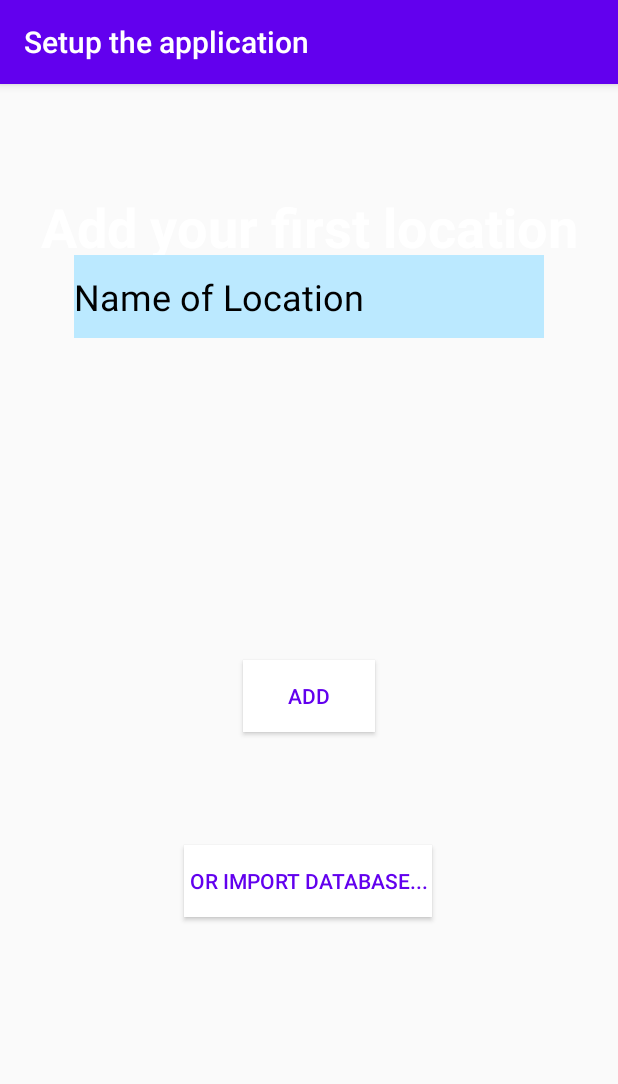
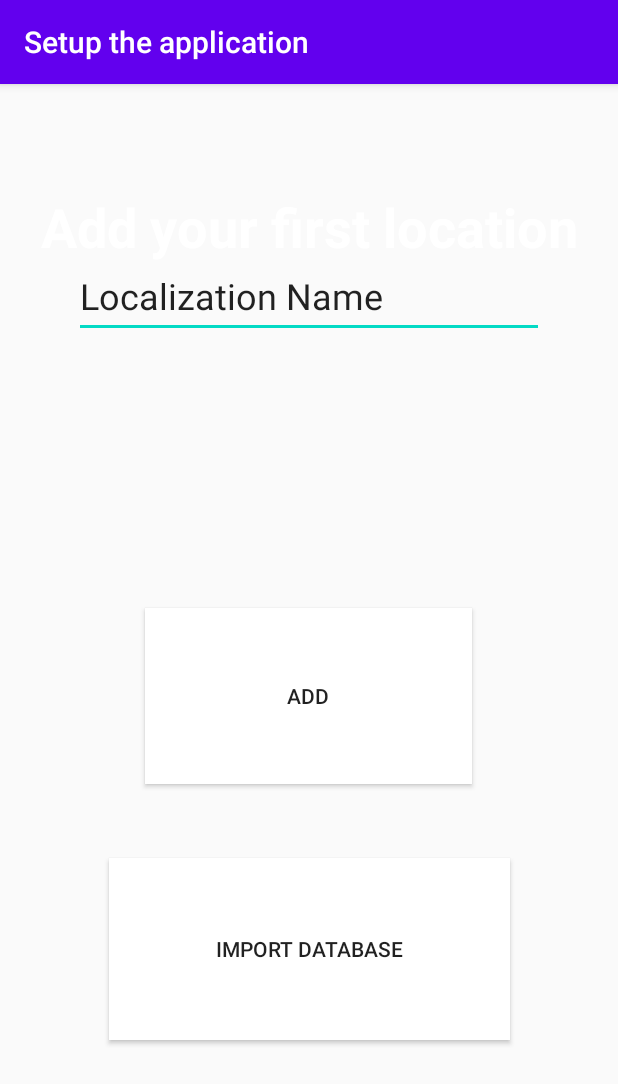
Before and after one commit to drolewski/StorageRoom, an Android app: the screen it shows after launch (AddLocalization), after a tap on "START", on a phone screen of 412 x 824 dp. Shown: the top 1084 px of the screen. Run offline under Robolectric (Android 15) with nearby library versions, the phone set to English and light mode, and no system bars; our stand-ins replace Room's generated code; libraries missing offline, so code that uses them is left out: com.google.zxing.integration.

Commit message:
Add export and import functionality

```diff
--- a/app/src/main/AndroidManifest.xml
+++ b/app/src/main/AndroidManifest.xml
@@ -21,7 +21,6 @@
         android:supportsRtl="true"
         android:theme="@style/AppTheme">
         <activity android:name=".SearchBox"></activity>
-        <activity android:name=".SearchResult" />
         <activity android:name=".Search" />
         <activity android:name=".EditObject" />
         <activity android:name=".AddCategory" />
--- a/app/src/main/java/io/drolewski/storageroom/activities/MainActivity.kt
+++ b/app/src/main/java/io/drolewski/storageroom/activities/MainActivity.kt
@@ -1,8 +1,12 @@
 package io.drolewski.storageroom.activities
 
 import android.content.Intent
+import android.content.pm.PackageManager
 import android.os.Bundle
 import androidx.appcompat.app.AppCompatActivity
+import androidx.core.app.ActivityCompat
+import androidx.core.content.ContextCompat
+import com.google.zxing.integration.android.IntentIntegrator
 import io.drolewski.storageroom.database.AppDatabase
 import kotlinx.android.synthetic.main.activity_main.*
 
@@ -11,6 +15,10 @@ class MainActivity : AppCompatActivity() {
     override fun onCreate(savedInstanceState: Bundle?) {
         super.onCreate(savedInstanceState)
         setContentView(R.layout.activity_main)
+
+        if(!checkPermission()){
+            requestPermission()
+        }
 
         val db = AppDatabase(applicationContext)
         Thread{
@@ -35,4 +43,19 @@ class MainActivity : AppCompatActivity() {
             }
         }.start()
     }
+
+    fun checkPermission(): Boolean{
+        if(ContextCompat.checkSelfPermission(applicationContext, android.Manifest.permission.WRITE_EXTERNAL_STORAGE) == PackageManager.PERMISSION_DENIED ||
+            ContextCompat.checkSelfPermission(applicationContext, android.Manifest.permission.READ_EXTERNAL_STORAGE) == PackageManager.PERMISSION_DENIED){
+            return false
+        }
+        return true
+    }
+
+    fun requestPermission() {
+        ActivityCompat.requestPermissions(this,
+            arrayOf(android.Manifest.permission.WRITE_EXTERNAL_STORAGE, android.Manifest.permission.READ_EXTERNAL_STORAGE),
+            IntentIntegrator.REQUEST_CODE
+        );
+    }
 }
--- a/app/src/main/java/io/drolewski/storageroom/database/AppDatabase.kt
+++ b/app/src/main/java/io/drolewski/storageroom/database/AppDatabase.kt
@@ -7,6 +7,7 @@ import androidx.room.Room
 import androidx.room.RoomDatabase
 import io.drolewski.storageroom.dao.*
 import io.drolewski.storageroom.entity.*
+import java.io.File
 
 @Database(
     entities = [Box::class, Category::class, Localization::class, Object::class,
--- a/app/src/main/res/layout/activity_main.xml
+++ b/app/src/main/res/layout/activity_main.xml
@@ -10,7 +10,7 @@
     <Button
         android:id="@+id/configurationButton"
         style="@style/Widget.AppCompat.Button.Borderless.Colored"
-        android:layout_width="105dp"
+        android:layout_width="200dp"
         android:layout_height="93dp"
         android:layout_marginEnd="24dp"
         android:layout_marginRight="24dp"
@@ -31,7 +31,7 @@
         android:layout_marginEnd="16dp"
         android:layout_marginRight="16dp"
         android:gravity="center"
-        android:text="Welcome! Let's see your storage."
+        android:text="Welcome!\nLet's see your storage."
         android:textColor="@android:color/black"
         android:textSize="30sp"
         android:textStyle="bold"
--- a/app/src/main/res/layout/first_fragment.xml
+++ b/app/src/main/res/layout/first_fragment.xml
@@ -30,8 +30,8 @@
     <Button
         android:id="@+id/button_next"
         style="@style/Widget.AppCompat.Button"
-        android:layout_width="wrap_content"
-        android:layout_height="wrap_content"
+        android:layout_width="218dp"
+        android:layout_height="117dp"
         android:layout_marginStart="16dp"
         android:layout_marginLeft="16dp"
         android:layout_marginTop="34dp"
@@ -40,30 +40,31 @@
         android:layout_marginBottom="155dp"
         android:background="@color/design_default_color_background"
         android:text="Add"
-        android:textColor="@color/colorPrimary"
         app:layout_constraintBottom_toBottomOf="parent"
         app:layout_constraintEnd_toEndOf="parent"
+        app:layout_constraintHorizontal_bias="0.496"
         app:layout_constraintStart_toStartOf="parent"
         app:layout_constraintTop_toBottomOf="@+id/name" />
 
     <Button
         android:id="@+id/button_import"
         style="@style/Widget.AppCompat.Button"
-        android:layout_width="wrap_content"
-        android:layout_height="wrap_content"
+        android:layout_width="267dp"
+        android:layout_height="121dp"
         android:layout_marginStart="124dp"
-        android:layout_marginLeft="124dp"
         android:layout_marginTop="400dp"
         android:layout_marginEnd="125dp"
-        android:layout_marginRight="125dp"
-        android:layout_marginBottom="50dp"
+
         android:background="@color/design_default_color_background"
-        android:text=" Or import database... "
-        android:textColor="@color/colorPrimary"
+        android:text="Import Database"
         app:layout_constraintBottom_toBottomOf="parent"
         app:layout_constraintEnd_toEndOf="parent"
+        app:layout_constraintHorizontal_bias="0.495"
         app:layout_constraintStart_toStartOf="parent"
-        app:layout_constraintTop_toTopOf="parent" />
+        app:layout_constraintTop_toTopOf="parent"
+        app:layout_constraintVertical_bias="0.568"
+        android:layout_marginLeft="124dp"
+        android:layout_marginRight="125dp" />
 
     <EditText
         android:id="@+id/name"
@@ -75,11 +76,9 @@
         android:layout_marginEnd="8dp"
         android:layout_marginRight="8dp"
         android:layout_marginBottom="250dp"
-        android:background="@color/colorAccentLight"
         android:ems="10"
         android:inputType="textPersonName"
-        android:text="Name of Location"
-        android:textColor="#000000"
+        android:text="Localization Name"
         android:textSize="24sp"
         app:layout_constraintBottom_toBottomOf="parent"
         app:layout_constraintEnd_toEndOf="parent"
```
Also changed, not shown: app/src/main/java/io/drolewski/storageroom/activities/FirstFragment.kt (+60 -8 lines), app/src/main/java/io/drolewski/storageroom/activities/MenuStart.kt (+40 -1 lines), app/src/main/java/io/drolewski/storageroom/activities/Search.kt (+7 -2 lines), app/src/main/res/layout/activity_menu_start.xml (+16 -0 lines), app/src/main/res/layout/second_fragment.xml (+8 -9 lines).
